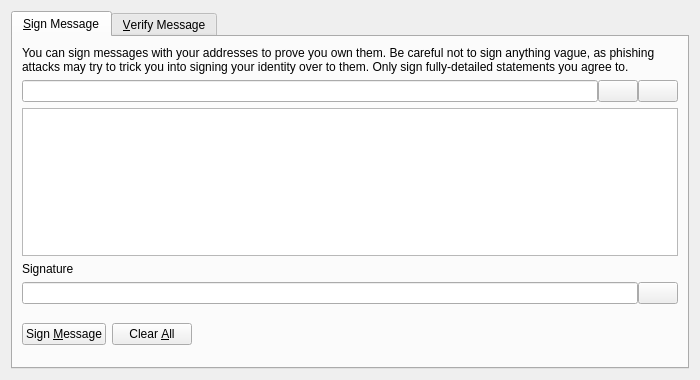
eternity-group/eternity, file src/qt/forms/signverifymessagedialog.ui: the form before one commit.
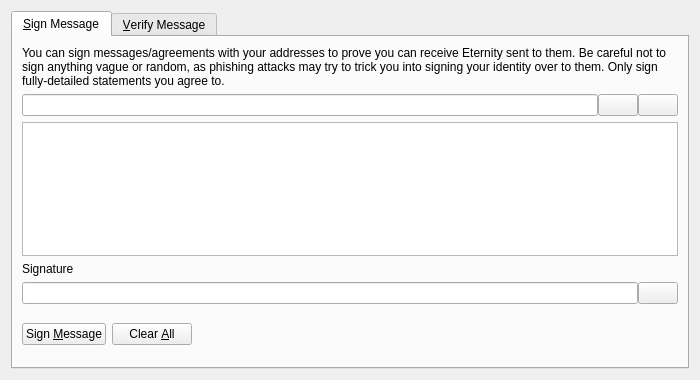
The form after the commit. Icons and pictures are not drawn. Custom widgets are drawn as their Qt base class.

Patch:
```diff
--- a/src/qt/forms/signverifymessagedialog.ui
+++ b/src/qt/forms/signverifymessagedialog.ui
@@ -30,7 +30,7 @@
        <item>
         <widget class="QLabel" name="infoLabel_SM">
          <property name="text">
-          <string>You can sign messages with your addresses to prove you own them. Be careful not to sign anything vague, as phishing attacks may try to trick you into signing your identity over to them. Only sign fully-detailed statements you agree to.</string>
+          <string>You can sign messages/agreements with your addresses to prove you can receive Eternity sent to them. Be careful not to sign anything vague or random, as phishing attacks may try to trick you into signing your identity over to them. Only sign fully-detailed statements you agree to.</string>
          </property>
          <property name="textFormat">
           <enum>Qt::PlainText</enum>
```
Left out of the diff: 34 changed lines with no effect on the pictures.
